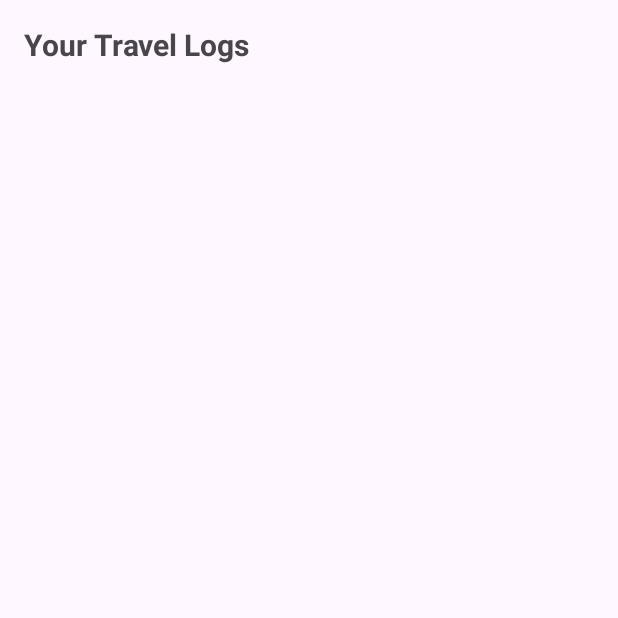
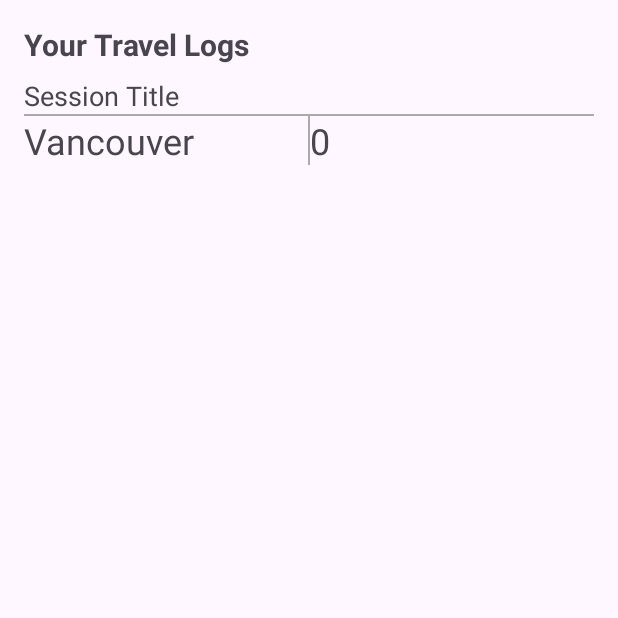
Before and after one commit to MichaelTj02/IAT359_Final_Project, an Android app: the ViewLogsActivity screen opened directly, with no data from a screen before it, on a phone screen of 412 x 824 dp, the top half of it. Run offline under Robolectric (Android 15) with nearby library versions, the light colour scheme and no system bars.

Commit message:
step activity

```diff
--- a/app/src/main/AndroidManifest.xml
+++ b/app/src/main/AndroidManifest.xml
@@ -38,6 +38,7 @@
         <activity android:name=".MainActivity"/>
         <activity android:name=".ViewLogsActivity"/>
         <activity android:name=".MapsActivity"/>
+        <activity android:name=".StepCounterActivity"/>
         <uses-library android:name="org.apache.http.legacy" android:required="false" />
         <meta-data
             android:name="com.google.android.geo.API_KEY"
--- a/app/src/main/res/layout/log_item.xml
+++ b/app/src/main/res/layout/log_item.xml
@@ -1,24 +1,52 @@
 <?xml version="1.0" encoding="utf-8"?>
 <LinearLayout xmlns:android="http://schemas.android.com/apk/res/android"
-    android:orientation="horizontal"
+    android:orientation="vertical"
     android:layout_width="match_parent"
     android:layout_height="wrap_content"
     android:id="@+id/listLayout">
 
+    <!-- Session Title -->
     <TextView
-        android:id="@+id/locationEntry"
+        android:id="@+id/sessionTitleEntry"
         android:layout_width="wrap_content"
         android:layout_height="wrap_content"
-        android:layout_weight="1"
-        android:gravity="left"
-        android:text="New Text"
-        android:textSize="24sp" />
+        android:text="Session Title"
+        android:textSize="18sp" />
 
-    <TextView
-        android:layout_width="wrap_content"
-        android:layout_height="wrap_content"
-        android:text="New Text"
-        android:id="@+id/stepsEntry"
-        android:textSize="24sp"
-        android:layout_weight="1" />
+    <!-- Horizontal divider -->
+    <View
+        android:layout_width="match_parent"
+        android:layout_height="1dp"
+        android:background="@android:color/darker_gray" />
+
+    <LinearLayout
+        android:orientation="horizontal"
+        android:layout_width="match_parent"
+        android:layout_height="wrap_content">
+
+        <!-- Location -->
+        <TextView
+            android:id="@+id/locationEntry"
+            android:layout_width="0dp"
+            android:layout_weight="1"
+            android:layout_height="wrap_content"
+            android:gravity="left"
+            android:text="Location"
+            android:textSize="24sp" />
+
+        <!-- Vertical divider -->
+        <View
+            android:layout_width="1dp"
+            android:layout_height="match_parent"
+            android:background="@android:color/darker_gray" />
+
+        <!-- Steps -->
+        <TextView
+            android:id="@+id/stepsEntry"
+            android:layout_width="0dp"
+            android:layout_weight="1"
+            android:layout_height="wrap_content"
+            android:text="Steps"
+            android:textSize="24sp" />
+    </LinearLayout>
 </LinearLayout>
```
Also changed, not shown: app/src/main/java/com/example/iat359_final_project/CustomAdapter.java (+17 -17 lines), app/src/main/java/com/example/iat359_final_project/MainActivity.java (+20 -20 lines), app/src/main/java/com/example/iat359_final_project/StepCounterActivity.java (+30 -30 lines), app/src/main/res/layout/activity_step_counter.xml (+31 -8 lines).
